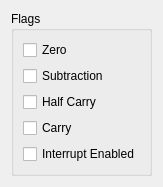
RocketRope/Gameboy-Emulator, file Qt/widgets/cpuflagswidget.ui: the form before one commit.
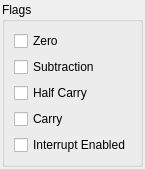
The form after the commit.

```diff
--- a/Qt/widgets/cpuflagswidget.ui
+++ b/Qt/widgets/cpuflagswidget.ui
@@ -6,14 +6,29 @@
    <rect>
     <x>0</x>
     <y>0</y>
-    <width>146</width>
-    <height>166</height>
+    <width>128</width>
+    <height>142</height>
    </rect>
   </property>
   <property name="windowTitle">
    <string>Form</string>
   </property>
   <layout class="QVBoxLayout" name="verticalLayout">
+   <property name="spacing">
+    <number>6</number>
+   </property>
+   <property name="leftMargin">
+    <number>2</number>
+   </property>
+   <property name="topMargin">
+    <number>2</number>
+   </property>
+   <property name="rightMargin">
+    <number>2</number>
+   </property>
+   <property name="bottomMargin">
+    <number>2</number>
+   </property>
    <item>
     <widget class="QGroupBox" name="groupBox">
      <property name="sizePolicy">
```
